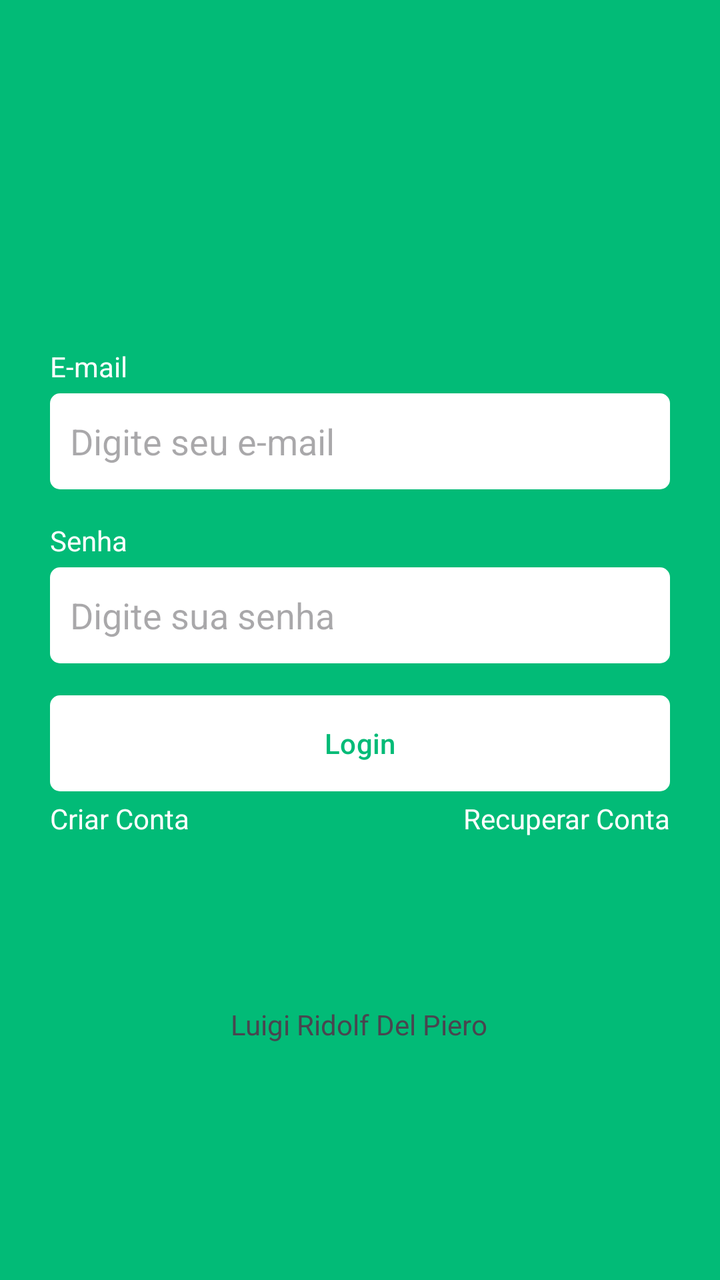
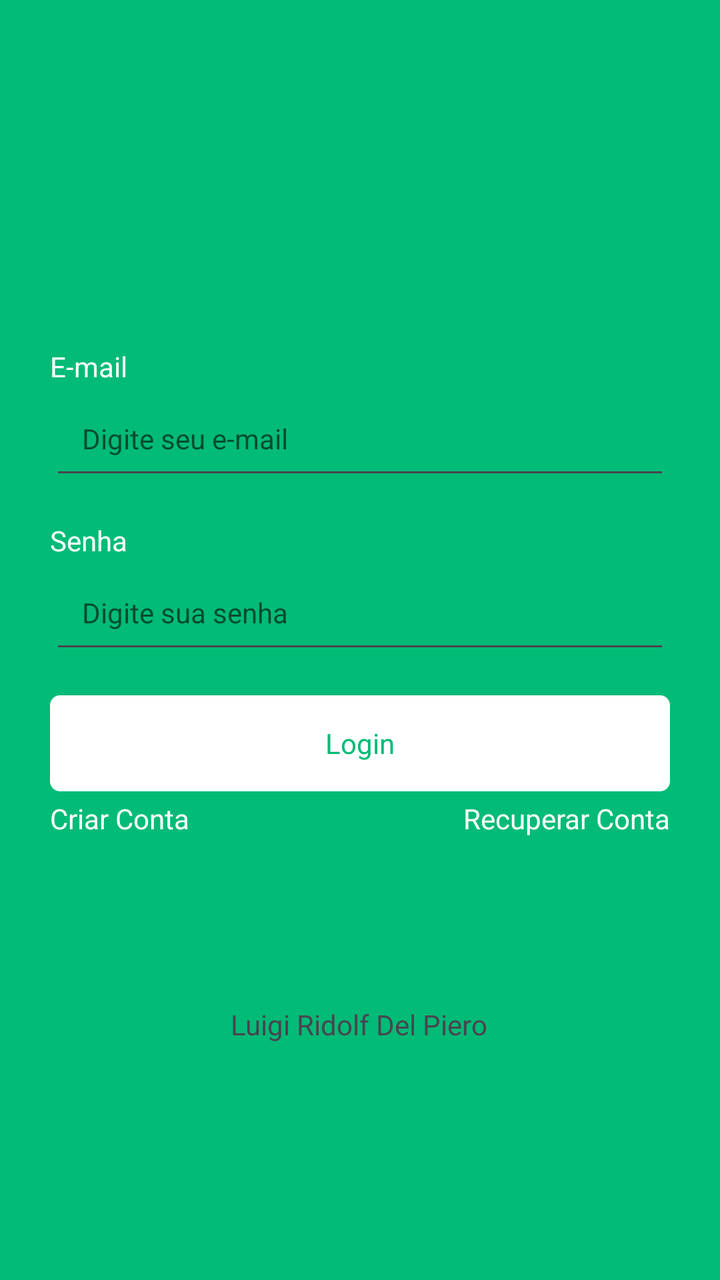

Before-and-after screenshots of an Android layout around one commit, followed by the original layout XML and the change that was made.
<!-- AndroidManifest.xml: application theme Theme.Task -->
<!-- res/layout/fragment_login.xml -->
<?xml version="1.0" encoding="utf-8"?>
<androidx.constraintlayout.widget.ConstraintLayout xmlns:android="http://schemas.android.com/apk/res/android"
    xmlns:tools="http://schemas.android.com/tools"
    android:layout_width="match_parent"
    android:layout_height="match_parent"
    xmlns:app="http://schemas.android.com/apk/res-auto"
    tools:context=".ui.auth.LoginFragment"
    android:background="@color/color_default">

    <LinearLayout
        android:id="@+id/linearLayout"
        android:layout_width="0dp"
        android:layout_height="wrap_content"
        app:layout_constraintBottom_toBottomOf="parent"
        app:layout_constraintEnd_toEndOf="parent"
        app:layout_constraintTop_toTopOf="parent"
        app:layout_constraintStart_toStartOf="parent"
        android:orientation="vertical"
        android:layout_marginHorizontal="25dp">


    <TextView
        android:layout_width="wrap_content"
        android:layout_height="wrap_content"
        android:text="E-mail"
        android:textColor="@color/white"/>

    <EditText
        android:layout_width="match_parent"
        android:layout_height="48dp"
        android:hint="Digite seu e-mail"
        android:inputType="textEmailAddress"
        android:padding="10dp"
        android:layout_marginTop="4dp"
        android:id="@+id/digiteEmail"
        android:background="@drawable/bg_edit_text"/>

    <TextView
        android:layout_width="wrap_content"
        android:layout_height="wrap_content"
        android:text="Senha"
        android:textColor="@color/white"
        android:layout_marginTop="16dp"/>

    <EditText
        android:layout_width="match_parent"
        android:layout_height="48dp"
        android:inputType="textPassword"
        android:hint="Digite sua senha"
        android:padding="10dp"
        android:id="@+id/digiteSenha"
        android:layout_marginTop="4dp"
        android:background="@drawable/bg_edit_text"/>

    <com.google.android.material.button.MaterialButton
        android:id="@+id/buttonLogin"
        android:layout_width="match_parent"
        android:layout_height="wrap_content"
        android:text="Login"
        android:textColor="@color/color_default"
        app:backgroundTint="@null"
        android:background="@drawable/bg_btn"
        android:layout_marginTop="16dp"
        />

    <LinearLayout
        android:layout_width="match_parent"
        android:layout_height="wrap_content"
        android:orientation="horizontal"
        android:layout_marginTop="4dp">

        <TextView
            android:id="@+id/btnRegistrar"
            android:layout_width="wrap_content"
            android:layout_height="wrap_content"
            android:text="Criar Conta"
            android:layout_weight="1"
            android:textAlignment="textStart"
            android:textColor="@color/white"/>

        <TextView
            android:id="@+id/btnRecover"
            android:layout_width="wrap_content"
            android:layout_height="wrap_content"
            android:text="Recuperar Conta"
            android:layout_weight="1"
            android:textAlignment="textEnd"
            android:textColor="@color/white"/>
    </LinearLayout>
    <ProgressBar
        android:layout_width="wrap_content"
        android:layout_height="wrap_content"
        android:indeterminateTint="@color/white"
        android:layout_gravity="center"
        tools:visibility="visible"
        android:visibility="invisible"/>
    </LinearLayout>

    <TextView
        android:id="@+id/nome"
        android:layout_width="wrap_content"
        android:layout_height="wrap_content"
        android:layout_marginTop="36dp"
        android:text="Luigi Ridolf Del Piero"
        app:layout_constraintEnd_toEndOf="parent"
        app:layout_constraintHorizontal_bias="0.498"
        app:layout_constraintStart_toStartOf="parent"
        app:layout_constraintTop_toBottomOf="@+id/linearLayout" />

</androidx.constraintlayout.widget.ConstraintLayout>
<!-- resources referenced by this layout -->
<resources>
  <color name="color_default">#02BB77</color>
  <color name="white">#FFFFFFFF</color>
  <!-- drawable bg_btn (drawable) -->
  <?xml version="1.0" encoding="utf-8"?>
  <shape xmlns:android="http://schemas.android.com/apk/res/android"
      android:shape="rectangle">
  
      <solid android:color="@color/white"/>
      <corners android:radius="5dp"/>
  </shape>
  <!-- drawable bg_edit_text (drawable) -->
  <?xml version="1.0" encoding="utf-8"?>
  <shape xmlns:android="http://schemas.android.com/apk/res/android"
      android:shape="rectangle">
      <solid android:color="@color/white"/>
      <corners android:radius="5dp"/>
  </shape>
  <style name="Theme.Task" parent="Base.Theme.Task" />
  <style name="Base.Theme.Task" parent="Theme.Material3.DayNight.NoActionBar">
          
          
          <item name="android:windowBackground">@color/color_default</item>
          <item name="colorPrimary">@color/color_default</item>
          <item name="colorPrimaryVariant">@color/color_default</item>
      </style>
</resources>

<!-- the commit's change to res/layout/fragment_login.xml (unified diff, before → after) -->
@@ -30,11 +30,9 @@
         android:layout_height="48dp"
         android:hint="Digite seu e-mail"
         android:inputType="textEmailAddress"
-        android:padding="10dp"
+        style="@style/EditTextTheme"
         android:layout_marginTop="4dp"
-        android:id="@+id/digiteEmail"
-        android:background="@drawable/bg_edit_text"/>
-
+        android:id="@+id/digiteEmail"></EditText>
     <TextView
         android:layout_width="wrap_content"
         android:layout_height="wrap_content"
@@ -47,19 +45,18 @@
         android:layout_height="48dp"
         android:inputType="textPassword"
         android:hint="Digite sua senha"
-        android:padding="10dp"
+        style="@style/EditTextTheme"
         android:id="@+id/digiteSenha"
         android:layout_marginTop="4dp"
-        android:background="@drawable/bg_edit_text"/>
+        />
 
     <com.google.android.material.button.MaterialButton
         android:id="@+id/buttonLogin"
         android:layout_width="match_parent"
         android:layout_height="wrap_content"
         android:text="Login"
-        android:textColor="@color/color_default"
         app:backgroundTint="@null"
-        android:background="@drawable/bg_btn"
+        style="@style/ButtonTheme"
         android:layout_marginTop="16dp"
         />
 
@@ -73,7 +70,7 @@
             android:id="@+id/btnRegistrar"
             android:layout_width="wrap_content"
             android:layout_height="wrap_content"
-            android:text="Criar Conta"
+            android:text="@string/criar_conta"
             android:layout_weight="1"
             android:textAlignment="textStart"
             android:textColor="@color/white"/>
@@ -82,7 +79,7 @@
             android:id="@+id/btnRecover"
             android:layout_width="wrap_content"
             android:layout_height="wrap_content"
-            android:text="Recuperar Conta"
+            android:text="@string/recuperar_conta"
             android:layout_weight="1"
             android:textAlignment="textEnd"
             android:textColor="@color/white"/>
@@ -101,7 +98,7 @@
         android:layout_width="wrap_content"
         android:layout_height="wrap_content"
         android:layout_marginTop="36dp"
-        android:text="Luigi Ridolf Del Piero"
+        android:text="@string/nome"
         app:layout_constraintEnd_toEndOf="parent"
         app:layout_constraintHorizontal_bias="0.498"
         app:layout_constraintStart_toStartOf="parent"
<!-- resource entries referenced after the edit -->
@@ -2,6 +2,20 @@
 <resources>
   <color name="color_default">#02BB77</color>
   <color name="white">#FFFFFFFF</color>
+  <string name="criar_conta">Criar Conta</string>
+  <string name="nome">Luigi Ridolf Del Piero</string>
+  <string name="recuperar_conta">Recuperar Conta</string>
+  <style name="ButtonTheme" parent="Theme.MaterialComponents.DayNight.NoActionBar">
+          <item name="android:background">@drawable/bg_btn</item>
+          <item name="android:textAllCaps">false</item>
+          <item name="android:textColor">@color/color_default</item>
+          <item name="backgroundTint">@null</item>
+      </style>
+  <style name="EditTextTheme" parent="Theme.MaterialComponents.DayNight.NoActionBar">
+          <item name="bottomSheetStyle">@style/bottomSheetDialogWrapper</item>
+          <item name="android:padding">16dp</item>
+          <item name="android:textSize">14sp</item>
+      </style>
   <!-- drawable bg_btn (drawable) -->
   <?xml version="1.0" encoding="utf-8"?>
   <shape xmlns:android="http://schemas.android.com/apk/res/android"
@@ -10,13 +24,9 @@
       <solid android:color="@color/white"/>
       <corners android:radius="5dp"/>
   </shape>
-  <!-- drawable bg_edit_text (drawable) -->
-  <?xml version="1.0" encoding="utf-8"?>
-  <shape xmlns:android="http://schemas.android.com/apk/res/android"
-      android:shape="rectangle">
-      <solid android:color="@color/white"/>
-      <corners android:radius="5dp"/>
-  </shape>
+  <style name="bottomSheetDialogWrapper" parent="Widget.Design.BottomSheet.Modal">
+          <item name="android:background">@android:color/transparent</item>
+      </style>
   <style name="Theme.Task" parent="Base.Theme.Task" />
   <style name="Base.Theme.Task" parent="Theme.Material3.DayNight.NoActionBar">
           
